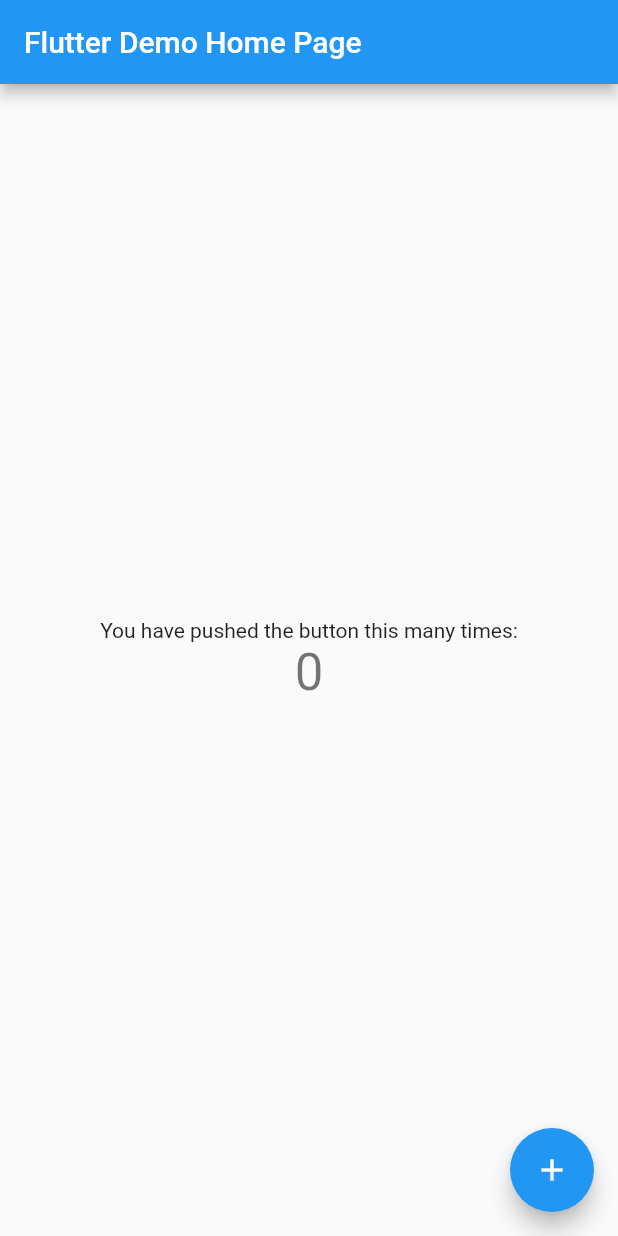
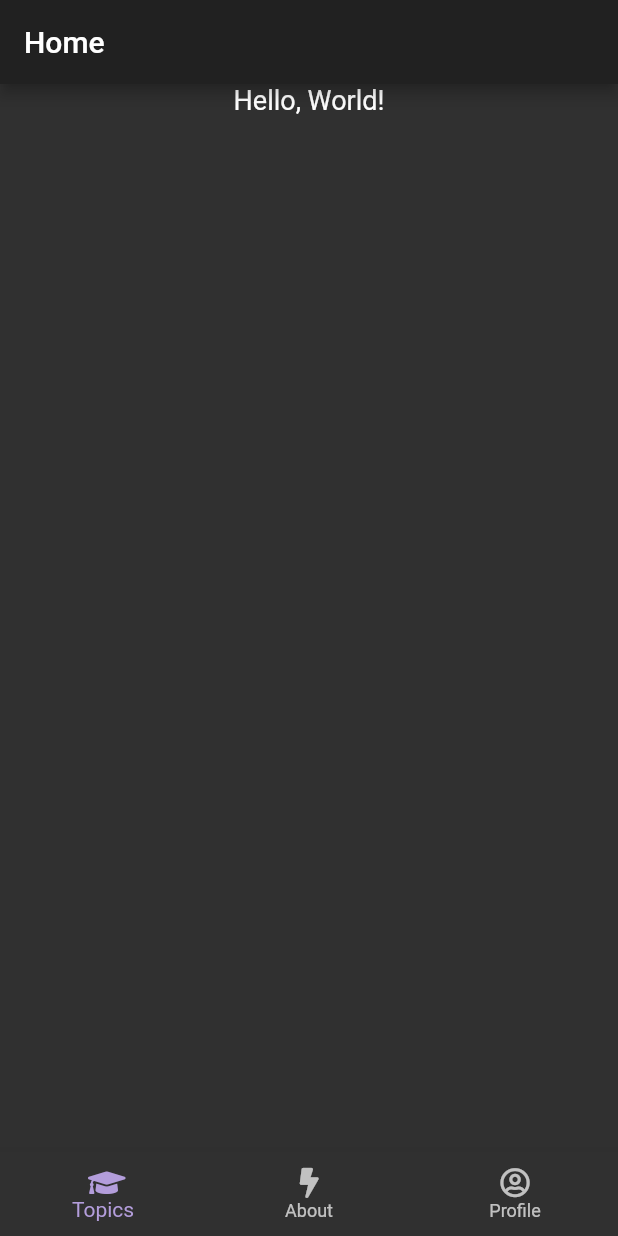
Before and after one commit to caiquecp/quizapp, a Flutter app: the screen it shows after launch, on a phone screen of 412 x 824 dp. Run offline on Flutter 3.47's test engine with Material 2 defaults, Android fonts, the phone set to English and light mode, and no system bars; our stand-ins replace cloud_firestore, firebase_analytics, firebase_auth, font_awesome_flutter, google_sign_in; accounts and stored records are empty; Roboto replaces fonts that are missing (Nunito).

Commit message:
add auth service and a few empty screens

```diff
--- a/lib/main.dart
+++ b/lib/main.dart
@@ -1,117 +1,64 @@
+import 'package:firebase_analytics/firebase_analytics.dart';
+import 'package:firebase_analytics/observer.dart';
+import 'package:firebase_auth/firebase_auth.dart';
 import 'package:flutter/material.dart';
+import 'package:provider/provider.dart';
+import 'package:quizapp/screens/about.dart';
+import 'package:quizapp/screens/profile.dart';
+import 'package:quizapp/screens/topics.dart';
+import 'package:quizapp/services/auth.dart';
+import 'package:quizapp/shared/bottom_nav.dart';
 
 void main() {
-  runApp(MyApp());
+  runApp(QuizApp());
 }
 
-class MyApp extends StatelessWidget {
-  // This widget is the root of your application.
+class QuizApp extends StatelessWidget {
   @override
   Widget build(BuildContext context) {
-    return MaterialApp(
-      title: 'Flutter Demo',
-      theme: ThemeData(
-        // This is the theme of your application.
-        //
-        // Try running your application with "flutter run". You'll see the
-        // application has a blue toolbar. Then, without quitting the app, try
-        // changing the primarySwatch below to Colors.green and then invoke
-        // "hot reload" (press "r" in the console where you ran "flutter run",
-        // or simply save your changes to "hot reload" in a Flutter IDE).
-        // Notice that the counter didn't reset back to zero; the application
-        // is not restarted.
-        primarySwatch: Colors.blue,
-        // This makes the visual density adapt to the platform that you run
-        // the app on. For desktop platforms, the controls will be smaller and
-        // closer together (more dense) than on mobile platforms.
-        visualDensity: VisualDensity.adaptivePlatformDensity,
+    return MultiProvider(
+      providers: [
+        StreamProvider<FirebaseUser>.value(value: AuthService().user)
+      ],
+      child: MaterialApp(
+        navigatorObservers: [
+          FirebaseAnalyticsObserver(analytics: FirebaseAnalytics())
+        ],
+        title: 'Quiz App',
+        theme: ThemeData(
+            fontFamily: 'Nunito',
+            bottomAppBarTheme: BottomAppBarTheme(color: Colors.black87),
+            brightness: Brightness.dark,
+            textTheme: TextTheme(
+                body1: TextStyle(fontSize: 18),
+                body2: TextStyle(fontSize: 16),
+                button:
+                    TextStyle(letterSpacing: 1.5, fontWeight: FontWeight.bold),
+                headline: TextStyle(fontWeight: FontWeight.bold),
+                subhead: TextStyle(color: Colors.grey))),
+        routes: {
+          "/": (context) => HomeScreen(),
+          "/topics": (context) => TopicsScreen(),
+          "/profile": (context) => ProfileScreen(),
+          "/about": (context) => AboutScreen(),
+        },
       ),
-      home: MyHomePage(title: 'Flutter Demo Home Page'),
     );
   }
 }
 
-class MyHomePage extends StatefulWidget {
-  MyHomePage({Key key, this.title}) : super(key: key);
-
-  // This widget is the home page of your application. It is stateful, meaning
-  // that it has a State object (defined below) that contains fields that affect
-  // how it looks.
-
-  // This class is the configuration for the state. It holds the values (in this
-  // case the title) provided by the parent (in this case the App widget) and
-  // used by the build method of the State. Fields in a Widget subclass are
-  // always marked "final".
-
-  final String title;
-
-  @override
-  _MyHomePageState createState() => _MyHomePageState();
-}
-
-class _MyHomePageState extends State<MyHomePage> {
-  int _counter = 0;
-
-  void _incrementCounter() {
-    setState(() {
-      // This call to setState tells the Flutter framework that something has
-      // changed in this State, which causes it to rerun the build method below
-      // so that the display can reflect the updated values. If we changed
-      // _counter without calling setState(), then the build method would not be
-      // called again, and so nothing would appear to happen.
-      _counter++;
-    });
-  }
-
+class HomeScreen extends StatelessWidget {
   @override
   Widget build(BuildContext context) {
-    // This method is rerun every time setState is called, for instance as done
-    // by the _incrementCounter method above.
-    //
-    // The Flutter framework has been optimized to make rerunning build methods
-    // fast, so that you can just rebuild anything that needs updating rather
-    // than having to individually change instances of widgets.
     return Scaffold(
-      appBar: AppBar(
-        // Here we take the value from the MyHomePage object that was created by
-        // the App.build method, and use it to set our appbar title.
-        title: Text(widget.title),
-      ),
-      body: Center(
-        // Center is a layout widget. It takes a single child and positions it
-        // in the middle of the parent.
-        child: Column(
-          // Column is also a layout widget. It takes a list of children and
-          // arranges them vertically. By default, it sizes itself to fit its
-          // children horizontally, and tries to be as tall as its parent.
-          //
-          // Invoke "debug painting" (press "p" in the console, choose the
-          // "Toggle Debug Paint" action from the Flutter Inspector in Android
-          // Studio, or the "Toggle Debug Paint" command in Visual Studio Code)
-          // to see the wireframe for each widget.
-          //
-          // Column has various properties to control how it sizes itself and
-          // how it positions its children. Here we use mainAxisAlignment to
-          // center the children vertically; the main axis here is the vertical
-          // axis because Columns are vertical (the cross axis would be
-          // horizontal).
-          mainAxisAlignment: MainAxisAlignment.center,
-          children: <Widget>[
-            Text(
-              'You have pushed the button this many times:',
-            ),
-            Text(
-              '$_counter',
-              style: Theme.of(context).textTheme.headline4,
-            ),
-          ],
+        appBar: AppBar(
+          title: Text("Home"),
         ),
-      ),
-      floatingActionButton: FloatingActionButton(
-        onPressed: _incrementCounter,
-        tooltip: 'Increment',
-        child: Icon(Icons.add),
-      ), // This trailing comma makes auto-formatting nicer for build methods.
-    );
+        bottomNavigationBar: BottomNav(),
+        body: Center(
+          child: Column(
+            children: [Text("Hello, World!")],
+          ),
+        ));
   }
 }
--- /dev/null
+++ b/lib/screens/profile.dart
@@ -0,0 +1,13 @@
+import 'package:flutter/material.dart';
+
+class ProfileScreen extends StatelessWidget {
+  @override
+  Widget build(BuildContext context) {
+    return Scaffold(
+        appBar: AppBar(
+          title: Text("Profile"),
+          backgroundColor: Colors.blue,
+        ),
+        body: Center(child: Text("Profile...")));
+  }
+}
--- /dev/null
+++ b/lib/screens/topics.dart
@@ -0,0 +1,13 @@
+import 'package:flutter/material.dart';
+
+class TopicsScreen extends StatelessWidget {
+  @override
+  Widget build(BuildContext context) {
+    return Scaffold(
+        appBar: AppBar(
+          title: Text("Topics"),
+          backgroundColor: Colors.blue,
+        ),
+        body: Center(child: Text("Topics...")));
+  }
+}
--- /dev/null
+++ b/lib/shared/bottom_nav.dart
@@ -0,0 +1,46 @@
+import 'package:flutter/material.dart';
+import 'package:font_awesome_flutter/font_awesome_flutter.dart';
+
+class BottomNav extends StatelessWidget {
+  @override
+  Widget build(BuildContext context) {
+    return BottomNavigationBar(
+      items: [
+        BottomNavigationBarItem(
+            icon: Icon(
+              FontAwesomeIcons.graduationCap,
+              size: 20,
+            ),
+            title: Text("Topics")),
+        BottomNavigationBarItem(
+            icon: Icon(
+              FontAwesomeIcons.bolt,
+              size: 20,
+            ),
+            title: Text("About")),
+        BottomNavigationBarItem(
+            icon: Icon(
+              FontAwesomeIcons.userCircle,
+              size: 20,
+            ),
+            title: Text("Profile")),
+      ],
+      fixedColor: Colors.deepPurple[200],
+      onTap: (int idx) {
+        switch (idx) {
+          case 0:
+            break;
+          case 1:
+            Navigator.pushNamed(context, "/about");
+            break;
+          case 2:
+            Navigator.pushNamed(context, "/profile");
+            break;
+          case 3:
+            Navigator.pushNamed(context, "/about");
+            break;
+        }
+      },
+    );
+  }
+}
```
Also changed, not shown: lib/screens/about.dart (added, +17 -0 lines), lib/screens/login.dart (added, +13 -0 lines), lib/screens/quiz.dart (added, +13 -0 lines), lib/services/auth.dart (added, +50 -0 lines), lib/shared/loader.dart (added, +25 -0 lines), pubspec.yaml (+4 -4 lines), 3 other files.
